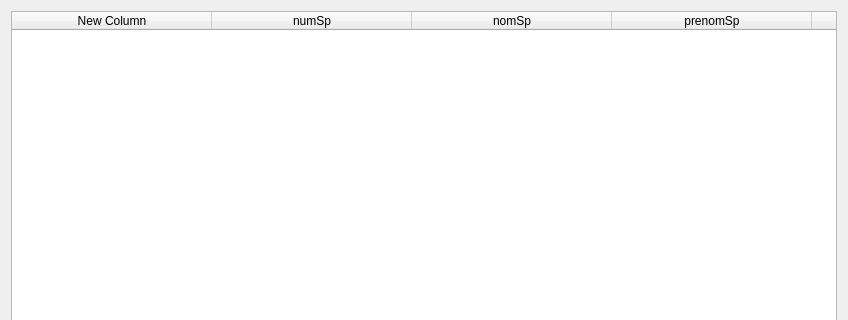
This is gui/v1_fct_mod_3.ui in OliverMineau/JOProject as Qt 5 draws it before an edit; both pictures show x 0 to 848 and y 0 to 320 of the 848 by 587 pixel window. The edited form follows.
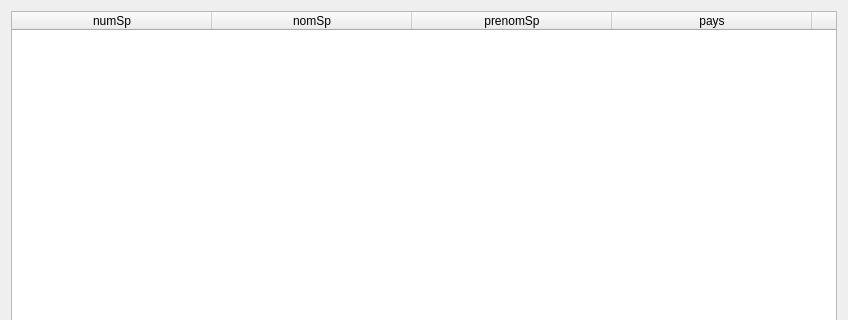
This is the edited form.

Diff of the .ui file:
```diff
--- a/gui/v1_fct_mod_3.ui
+++ b/gui/v1_fct_mod_3.ui
@@ -34,11 +34,6 @@
      <attribute name="verticalHeaderVisible">
       <bool>false</bool>
      </attribute>
-     <column>
-      <property name="text">
-       <string>New Column</string>
-      </property>
-     </column>
      <column>
       <property name="text">
        <string>numSp</string>
@@ -64,6 +59,11 @@
        <string>categorieSp</string>
       </property>
      </column>
+     <column>
+      <property name="text">
+       <string>dateNaisSp</string>
+      </property>
+     </column>
      <column>
       <property name="text">
        <string>numEq</string>
```
